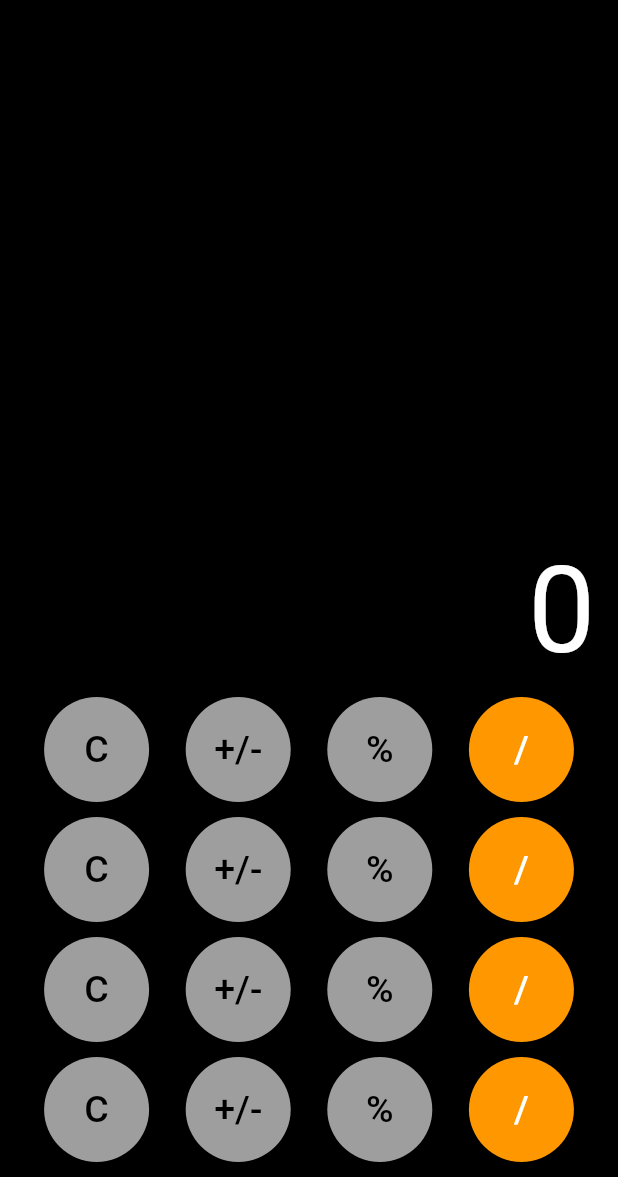
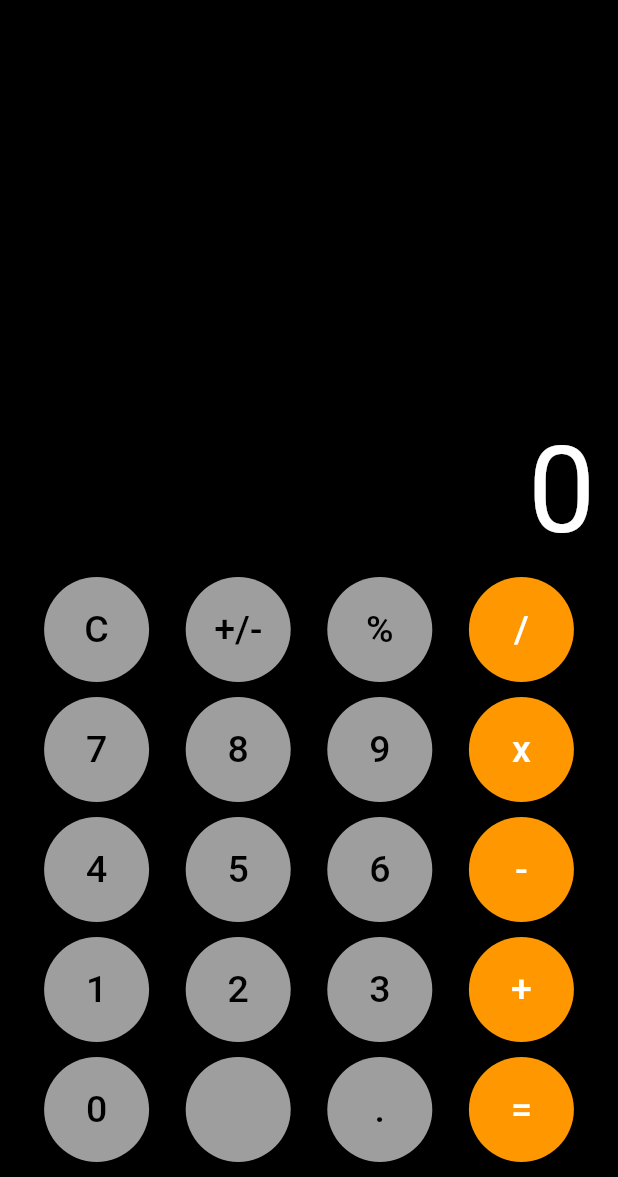
Before and after one commit to Princeadeola/calculator_project09, a Flutter app: the screen it shows after launch, on a phone screen of 412 x 824 dp, the part 59-1236 px from its top. Run offline on Flutter 3.47's test engine with Material 2 defaults, Android fonts, the phone set to English and light mode, and no system bars.

```diff
--- a/lib/calculator.dart
+++ b/lib/calculator.dart
@@ -68,10 +68,10 @@ class _CalculatorState extends State<Calculator> {
             Row(
               mainAxisAlignment: MainAxisAlignment.spaceEvenly,
               children: [
-                numberBtn("C", Colors.grey, Colors.black),
-                numberBtn("+/-", Colors.grey, Colors.black),
-                numberBtn("%", Colors.grey, Colors.black),
-                numberBtn("/", Colors.orange, Colors.white),
+                numberBtn("7", Colors.grey, Colors.black),
+                numberBtn("8", Colors.grey, Colors.black),
+                numberBtn("9", Colors.grey, Colors.black),
+                numberBtn("x", Colors.orange, Colors.white),
               ],
             ),
             SizedBox(height: 10),
@@ -79,10 +79,10 @@ class _CalculatorState extends State<Calculator> {
             Row(
               mainAxisAlignment: MainAxisAlignment.spaceEvenly,
               children: [
-                numberBtn("C", Colors.grey, Colors.black),
-                numberBtn("+/-", Colors.grey, Colors.black),
-                numberBtn("%", Colors.grey, Colors.black),
-                numberBtn("/", Colors.orange, Colors.white),
+                numberBtn("4", Colors.grey, Colors.black),
+                numberBtn("5", Colors.grey, Colors.black),
+                numberBtn("6", Colors.grey, Colors.black),
+                numberBtn("-", Colors.orange, Colors.white),
               ],
             ),
             SizedBox(height: 10),
@@ -90,10 +90,21 @@ class _CalculatorState extends State<Calculator> {
             Row(
               mainAxisAlignment: MainAxisAlignment.spaceEvenly,
               children: [
-                numberBtn("C", Colors.grey, Colors.black),
-                numberBtn("+/-", Colors.grey, Colors.black),
-                numberBtn("%", Colors.grey, Colors.black),
-                numberBtn("/", Colors.orange, Colors.white),
+                numberBtn("1", Colors.grey, Colors.black),
+                numberBtn("2", Colors.grey, Colors.black),
+                numberBtn("3", Colors.grey, Colors.black),
+                numberBtn("+", Colors.orange, Colors.white),
+              ],
+            ),
+            SizedBox(height: 10),
+
+            Row(
+              mainAxisAlignment: MainAxisAlignment.spaceEvenly,
+              children: [
+                numberBtn("0", Colors.grey, Colors.black),
+                numberBtn("", Colors.grey, Colors.black),
+                numberBtn(".", Colors.grey, Colors.black),
+                numberBtn("=", Colors.orange, Colors.white),
               ],
             ),
             SizedBox(height: 10),
```
